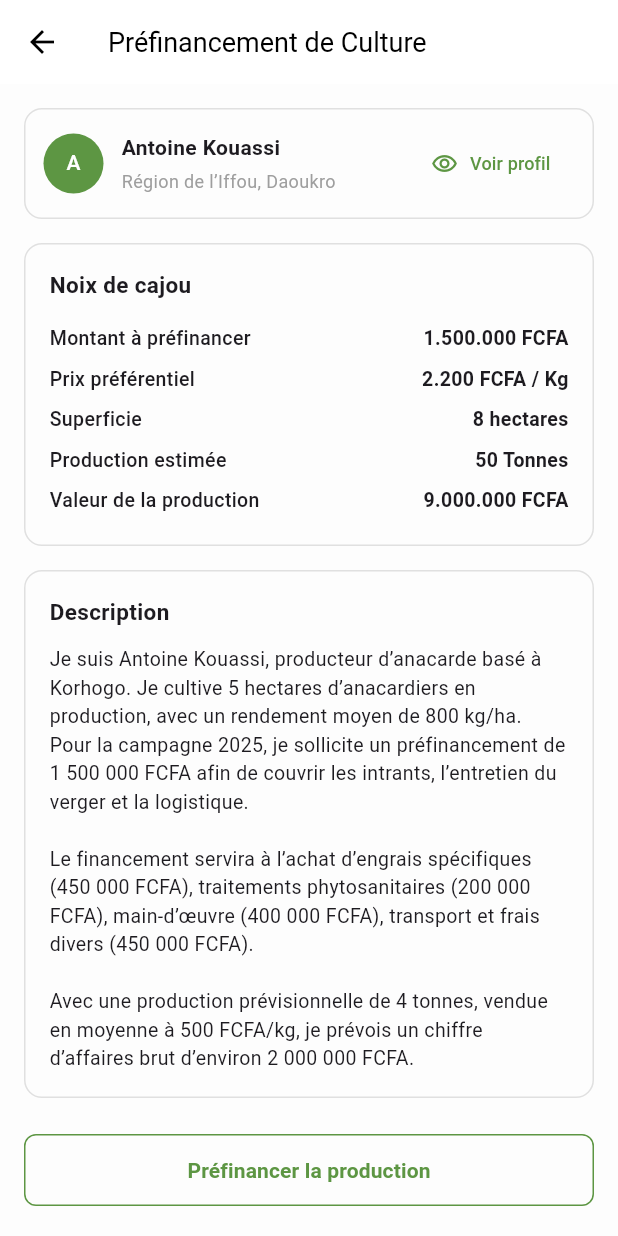
After one commit to Alicheick225/agrobloc_flutter, a Flutter app: the FinancementDetailsPage screen opened directly, on a phone screen of 412 x 824 dp. The commit adds this screen. Run offline on Flutter 3.47's test engine with Material 3 defaults, Android fonts, the phone set to English and light mode, and no system bars; Roboto replaces fonts that are missing (Poppins).

```diff
--- /dev/null
+++ b/lib/core/feactures/Agrobloc/presentations/pages/detailFinancement.dart
@@ -0,0 +1,163 @@
+import 'package:flutter/material.dart';
+import 'package:agrobloc/core/themes/app_colors.dart';
+
+class FinancementDetailsPage extends StatelessWidget {
+  const FinancementDetailsPage({super.key});
+
+  @override
+  Widget build(BuildContext context) {
+    return Scaffold(
+      appBar: AppBar(
+        title: const Text("Préfinancement de Culture", style: TextStyle(fontSize: 18)),
+        backgroundColor: Colors.white,
+        foregroundColor: Colors.black,
+        elevation: 0,
+        leading: IconButton(
+          icon: const Icon(Icons.arrow_back),
+          onPressed: () => Navigator.pop(context),
+        ),
+      ),
+      backgroundColor: AppColors.background,
+      body: SingleChildScrollView(
+        padding: const EdgeInsets.all(16),
+        child: Column(
+          children: [
+            _buildProducteurCard(),
+            const SizedBox(height: 16),
+            _buildInfosCulture(),
+            const SizedBox(height: 16),
+            _buildDescription(),
+            const SizedBox(height: 24),
+            _buildButton(),
+            const SizedBox(height: 24),
+          ],
+        ),
+      ),
+    );
+  }
+
+  Widget _buildProducteurCard() {
+    return Container(
+      padding: const EdgeInsets.all(12),
+      decoration: BoxDecoration(
+        borderRadius: BorderRadius.circular(12),
+        border: Border.all(color: Colors.grey.shade300),
+      ),
+      child: Row(
+        children: [
+          const CircleAvatar(
+            backgroundColor: AppColors.primaryGreen,
+            child: Text('A', style: TextStyle(color: Colors.white, fontSize: 14)),
+          ),
+          const SizedBox(width: 12),
+          Expanded(
+            child: Column(
+              crossAxisAlignment: CrossAxisAlignment.start,
+              children: const [
+                Text('Antoine Kouassi', style: TextStyle(fontWeight: FontWeight.bold, fontSize: 14)),
+                SizedBox(height: 4),
+                Text('Région de l’Iffou, Daoukro', style: TextStyle(color: Colors.grey, fontSize: 12)),
+              ],
+            ),
+          ),
+          TextButton.icon(
+            onPressed: () {},
+            icon: const Icon(Icons.remove_red_eye_outlined, color: AppColors.primaryGreen, size: 18),
+            label: const Text('Voir profil', style: TextStyle(color: AppColors.primaryGreen, fontSize: 12)),
+          )
+        ],
+      ),
+    );
+  }
+
+  Widget _buildInfosCulture() {
+    return Container(
+      padding: const EdgeInsets.all(16),
+      decoration: BoxDecoration(
+        border: Border.all(color: Colors.grey.shade300),
+        borderRadius: BorderRadius.circular(12),
+      ),
+      child: Column(
+        crossAxisAlignment: CrossAxisAlignment.start,
+        children: const [
+          Text("Noix de cajou", style: TextStyle(fontWeight: FontWeight.bold, fontSize: 15)),
+          SizedBox(height: 12),
+          _InfoRow(label: "Montant à préfinancer", value: "1.500.000 FCFA"),
+          _InfoRow(label: "Prix préférentiel", value: "2.200 FCFA / Kg"),
+          _InfoRow(label: "Superficie", value: "8 hectares"),
+          _InfoRow(label: "Production estimée", value: "50 Tonnes"),
+          _InfoRow(label: "Valeur de la production", value: "9.000.000 FCFA"),
+        ],
+      ),
+    );
+  }
+
+  Widget _buildDescription() {
+    return Container(
+      padding: const EdgeInsets.all(16),
+      decoration: BoxDecoration(
+        border: Border.all(color: Colors.grey.shade300),
+        borderRadius: BorderRadius.circular(12),
+      ),
+      child: const Column(
+        crossAxisAlignment: CrossAxisAlignment.start,
+        children: [
+          Text("Description", style: TextStyle(fontWeight: FontWeight.bold, fontSize: 15)),
+          SizedBox(height: 12),
+          Text(
+            "Je suis Antoine Kouassi, producteur d’anacarde basé à Korhogo. Je cultive 5 hectares d’anacardiers en production, avec un rendement moyen de 800 kg/ha. "
+            "Pour la campagne 2025, je sollicite un préfinancement de 1 500 000 FCFA afin de couvrir les intrants, l’entretien du verger et la logistique.\n\n"
+            "Le financement servira à l’achat d’engrais spécifiques (450 000 FCFA), traitements phytosanitaires (200 000 FCFA), main-d’œuvre (400 000 FCFA), "
+            "transport et frais divers (450 000 FCFA).\n\n"
+            "Avec une production prévisionnelle de 4 tonnes, vendue en moyenne à 500 FCFA/kg, je prévois un chiffre d’affaires brut d’environ 2 000 000 FCFA.",
+            style: TextStyle(fontSize: 13),
+          ),
+        ],
+      ),
+    );
+  }
+
+  Widget _buildButton() {
+    return SizedBox(
+      width: double.infinity,
+      child: OutlinedButton(
+        style: OutlinedButton.styleFrom(
+          side: const BorderSide(color: AppColors.primaryGreen),
+          shape: RoundedRectangleBorder(borderRadius: BorderRadius.circular(8)),
+          padding: const EdgeInsets.symmetric(vertical: 14),
+        ),
+        onPressed: () {},
+        child: const Text(
+          'Préfinancer la production',
+          style: TextStyle(
+            color: AppColors.primaryGreen,
+            fontWeight: FontWeight.bold,
+            fontSize: 14,
+          ),
+        ),
+      ),
+    );
+  }
+}
+
+class _InfoRow extends StatelessWidget {
+  final String label;
+  final String value;
+
+  const _InfoRow({required this.label, required this.value});
+
+  @override
+  Widget build(BuildContext context) {
+    return Padding(
+      padding: const EdgeInsets.symmetric(vertical: 4),
+      child: Row(
+        children: [
+          Expanded(
+              child: Text(label,
+                  style: const TextStyle(fontWeight: FontWeight.w500, fontSize: 13))),
+          Text(value, style: const TextStyle(fontWeight: FontWeight.bold, fontSize: 13)),
+        ],
+      ),
+    );
+  }
+}
--- a/lib/core/feactures/Agrobloc/presentations/widgets/top_offres_card.dart
+++ b/lib/core/feactures/Agrobloc/presentations/widgets/top_offres_card.dart
@@ -29,7 +29,7 @@ class _TopOffersCardState extends State<TopOffersCard> {
         );
       },
       child: Container(
-        width: 170,
+        width: 180,
         margin: const EdgeInsets.only(right: 16),
         decoration: BoxDecoration(
           borderRadius: BorderRadius.circular(16),
--- a/pubspec.yaml
+++ b/pubspec.yaml
@@ -45,7 +45,7 @@ dev_dependencies:
   # activated in the `analysis_options.yaml` file located at the root of your
   # package. See that file for information about deactivating specific lint
   # rules and activating additional ones.
-  flutter_lints: ^2.0.0
+  flutter_lints: ^6.0.0
 
 # For information on the generic Dart part of this file, see the
 # following page: https://dart.dev/tools/pub/pubspec
```
Also changed, not shown: lib/core/feactures/Agrobloc/presentations/pages/homeFinancement.dart (deleted, +0 -58 lines), lib/core/feactures/Agrobloc/presentations/pages/homePage.dart (+34 -3 lines), pubspec.lock, 3 other files.
